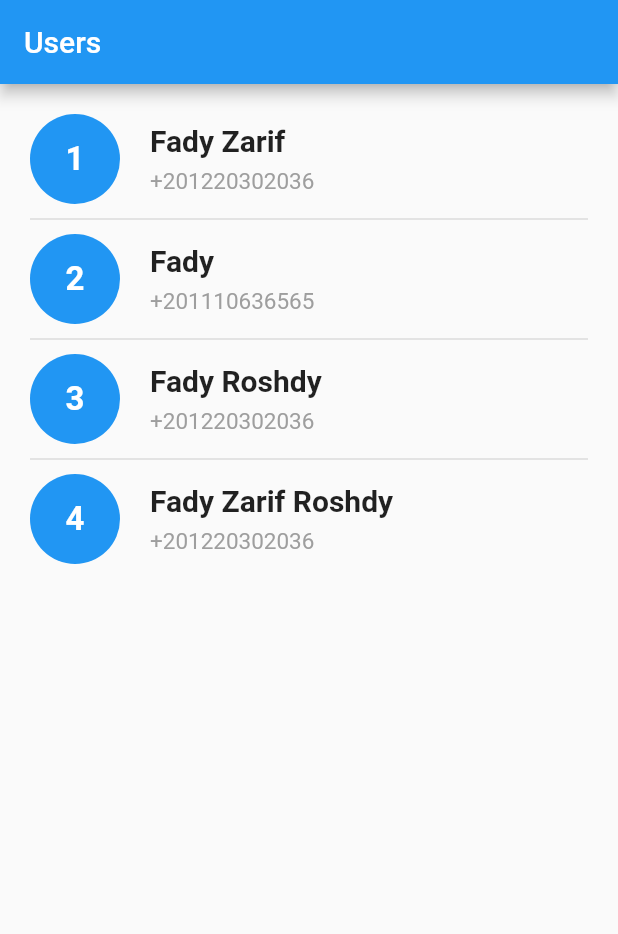
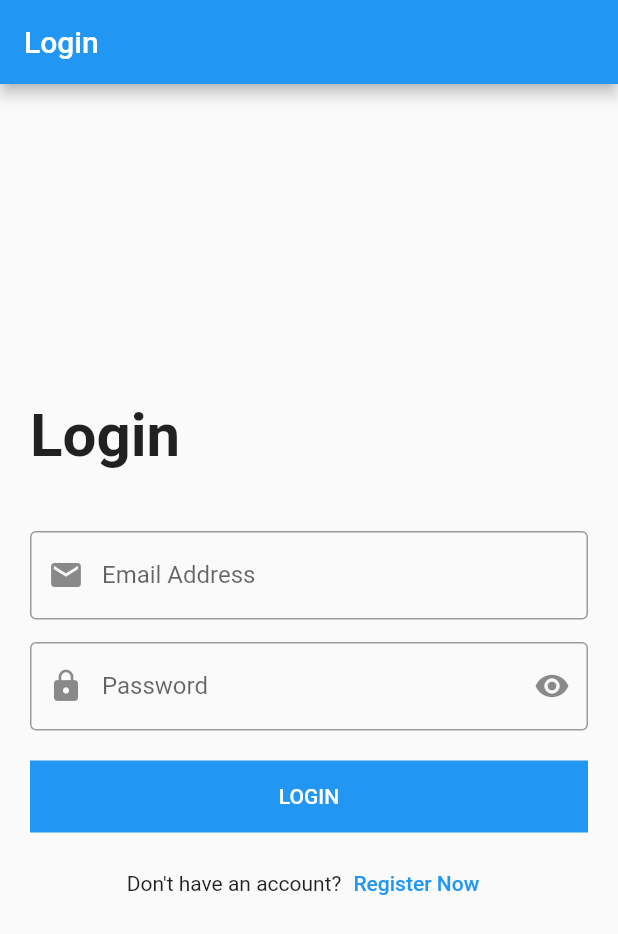
Before and after one commit to FadyZarif/messenger_desgin, a Flutter app: the screen it shows after launch, on a phone screen of 412 x 824 dp. Shown: the top 934 px of the screen. Run offline on Flutter 3.47's test engine with Material 2 defaults, Android fonts, the phone set to English and light mode, and no system bars.

Commit message:
login validator

```diff
--- /dev/null
+++ b/lib/login_screen.dart
@@ -0,0 +1,127 @@
+import 'package:abdullah_mansour/shared/components/components.dart';
+import 'package:flutter/material.dart';
+
+class LoginScreen extends StatefulWidget {
+  const LoginScreen({Key? key}) : super(key: key);
+
+  @override
+  State<LoginScreen> createState() => _LoginScreen();
+}
+
+class _LoginScreen extends State<LoginScreen> {
+  TextEditingController emailController = TextEditingController();
+  TextEditingController passwordController = TextEditingController();
+  GlobalKey<FormState> formKey = new GlobalKey<FormState>();
+  bool isPassword = true;
+
+  @override
+  Widget build(BuildContext context) {
+    return Scaffold(
+      appBar: AppBar(
+        title: const Text('Login'),
+      ),
+      body: Padding(
+        padding: const EdgeInsets.all(20.0),
+        child: Center(
+          child: SingleChildScrollView(
+            child: Form(
+              key: formKey,
+              child: Column(
+                crossAxisAlignment: CrossAxisAlignment.start,
+                children: [
+                  const Text(
+                    'Login',
+                    style: TextStyle(
+                      fontSize: 40.0,
+                      fontWeight: FontWeight.bold,
+                    ),
+                  ),
+                  const SizedBox(
+                    height: 40.0,
+                  ),
+                  defaultTextFormField(
+                      controller: emailController,
+                      labelText: 'Email Address',
+                      prefixIcon: Icon(Icons.email),
+                      onChange: (value) {
+                        print(value);
+                      },
+                      textInputType: TextInputType.emailAddress,
+                      validator: (value) {
+                        if (value != null) {
+                          return 'enter email';
+                        } else {
+                          return null;
+                        }
+                      }),
+                  const SizedBox(
+                    height: 15.0,
+                  ),
+                  defaultTextFormField(
+                      controller: passwordController,
+                      labelText: "Password",
+                      prefixIcon: Icon(Icons.lock),
+                      suffixIcon: IconButton(
+                        onPressed: () {
+                          setState(() {
+                            isPassword = !isPassword;
+                          });
+                        },
+                        icon: isPassword? Icon(Icons.visibility) : Icon(Icons.visibility_off),
+                      ),
+                      obscureText: isPassword,
+                      textInputType: TextInputType.visiblePassword,
+                      validator: (value) {
+                        if (value != null) {
+                          return 'enter Password';
+                        } else {
+                          return null;
+                        }
+                      }),
+                  const SizedBox(
+                    height: 20.0,
+                  ),
+                  Container(
+                    width: double.infinity,
+                    color: Colors.blue,
+                    child: MaterialButton(
+                      onPressed: () {
+                        if (formKey.currentState!.validate()) {
+                          print(emailController!.text);
+                          print(passwordController!.text);
+                        }
+                      },
+                      child: const Text(
+                        'LOGIN',
+                        style: TextStyle(
+                          color: Colors.white,
+                        ),
+                      ),
+                    ),
+                  ),
+                  const SizedBox(
+                    height: 10.0,
+                  ),
+                  Row(
+                    mainAxisAlignment: MainAxisAlignment.center,
+                    children: [
+                      const Text(
+                        'Don\'t have an account?',
+                      ),
+                      TextButton(
+                        onPressed: () {},
+                        child: const Text(
+                          'Register Now',
+                        ),
+                      ),
+                    ],
+                  ),
+                ],
+              ),
+            ),
+          ),
+        ),
+      ),
+    );
+  }
+}
--- a/lib/main.dart
+++ b/lib/main.dart
@@ -1,3 +1,4 @@
+import 'package:abdullah_mansour/login_screen.dart';
 import 'package:abdullah_mansour/users_screen.dart';
 import 'package:flutter/material.dart';
 
@@ -28,7 +29,7 @@ class MyApp extends StatelessWidget {
         // is not restarted.
         primarySwatch: Colors.blue,
       ),
-      home: UsersScreen(),
+      home: LoginScreen(),
     );
   }
 }
--- /dev/null
+++ b/lib/shared/components/components.dart
@@ -0,0 +1,30 @@
+import 'package:flutter/material.dart';
+
+
+
+Widget defaultTextFormField
+    ({
+  required TextEditingController controller,
+  TextInputType textInputType= TextInputType.text,
+  var onChange,prefixIcon,suffixIcon,validator,
+  required String labelText ,
+  bool obscureText = false
+
+}) {
+  return TextFormField(
+    validator: validator,
+    controller: controller,
+    keyboardType: textInputType,
+    onChanged: onChange,
+    obscureText: obscureText,
+    decoration:  InputDecoration(
+      labelText: labelText,
+      prefixIcon: prefixIcon,
+      suffixIcon: suffixIcon,
+      border: OutlineInputBorder(),
+
+    ),
+  );
+
+
+}
```
